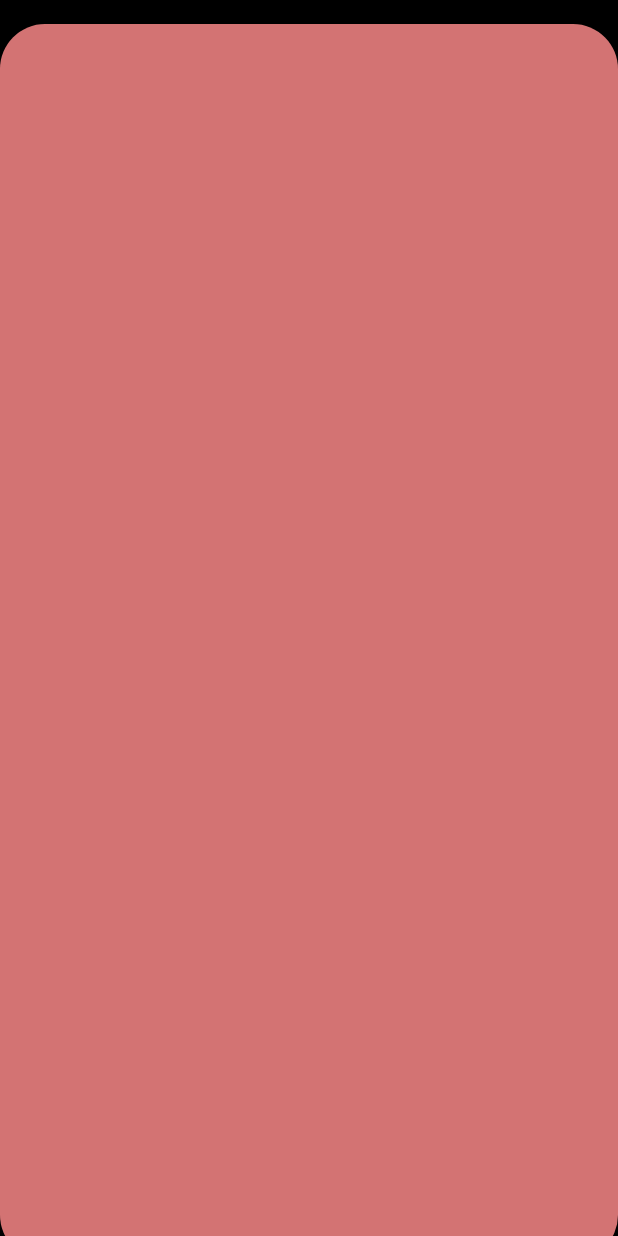
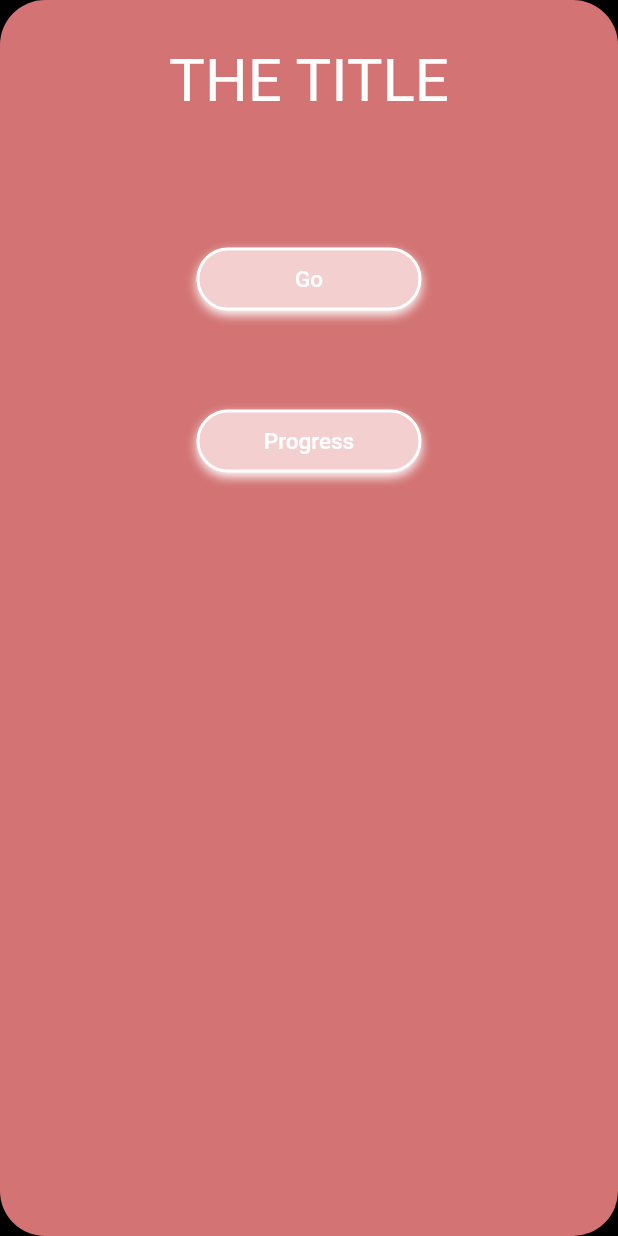
Before and after one commit to SamLovesCoding2/dubhacks21, a Flutter app: the screen it shows after launch, on a phone screen of 412 x 824 dp. Run offline on Flutter 3.47's test engine with Material 2 defaults, Android fonts, the phone set to English and light mode, and no system bars.

Commit message:
basic buttons

```diff
--- a/hackproject/lib/pages/mainpage.dart
+++ b/hackproject/lib/pages/mainpage.dart
@@ -1,4 +1,5 @@
 import 'package:flutter/material.dart';
+import 'package:hackproject/pages/baby.dart';
 
 class MainPage extends StatefulWidget {
   const MainPage({Key? key}) : super(key: key);
@@ -11,13 +12,10 @@ class _MainPageState extends State<MainPage> {
   @override
   Widget build(BuildContext context) {
     Size _size = MediaQuery.of(context).size;
-    return Center(
-      child: Column(
-        children: [
-          Container(child: Text("")),
-          Container(
+    return SizedBox(
       width: _size.width,
       height: _size.height,
+      child: Container(
         decoration: const BoxDecoration(
           borderRadius: BorderRadius.all(Radius.circular(30)),
           boxShadow: [
@@ -29,19 +27,106 @@ class _MainPageState extends State<MainPage> {
           ],
           color: Color(0xffD37373),
         ),
+        child: ListView(
+          scrollDirection: Axis.vertical,
+          children: [
+            Center(
+              child: Column(
+                children: [
+                  Container(
+                    alignment: Alignment.center,
+                    margin: const EdgeInsets.only(top: 30, bottom: 50),
+                    child: const Text(
+                      "THE TITLE",
+                      style: TextStyle(color: Color(0xffFFFFFF), fontSize: 40),
                     ),
-          // Container(
-          //   alignment: Alignment.center,
-          //   child: TextButton(onPressed: () {
-          //     Navigator.push(
-          //       context,
-          //       MaterialPageRoute(
-          //         builder: (context) => null,
-          //       ),
-          //     );
-          //   }, child: Container(child: Text(),),)
-          // )
+                  ),
+                  Container(
+                    alignment: Alignment.center,
+                    margin: const EdgeInsets.only(top: 30, bottom: 50),
+                    child: TextButton(
+                      onPressed: () {
+                        Navigator.push(
+                          context,
+                          MaterialPageRoute(
+                            builder: (context) => const Baby(),
+                          ),
+                        );
+                      },
+                      child: Container(
+                        width: 150,
+                        alignment: Alignment.center,
+                        padding: const EdgeInsets.all(10),
+                        decoration: BoxDecoration(
+                          borderRadius: const BorderRadius.all(
+                            Radius.circular(30),
+                          ),
+                          border: Border.all(
+                            color: const Color(0xffFFFFFF),
+                            width: 2,
+                          ),
+                          boxShadow: const [
+                            BoxShadow(
+                                color: Color(0xffFFFFFF),
+                                offset: Offset(0, 3),
+                                blurRadius: 5,
+                                spreadRadius: 0)
                           ],
+                          color: const Color(0xffF3CFCF),
+                        ),
+                        child: const Text(
+                          "Go",
+                          style:
+                              TextStyle(color: Color(0xffFFFFFF), fontSize: 15),
+                        ),
+                      ),
+                    ),
+                  ),
+                  Container(
+                    alignment: Alignment.center,
+                    child: TextButton(
+                      onPressed: () {
+                        Navigator.push(
+                          context,
+                          MaterialPageRoute(
+                            builder: (context) => const Baby(),
+                          ),
+                        );
+                      },
+                      child: Container(
+                        width: 150,
+                        alignment: Alignment.center,
+                        padding: const EdgeInsets.all(10),
+                        decoration: BoxDecoration(
+                          borderRadius: const BorderRadius.all(
+                            Radius.circular(30),
+                          ),
+                          border: Border.all(
+                            color: const Color(0xffFFFFFF),
+                            width: 2,
+                          ),
+                          boxShadow: const [
+                            BoxShadow(
+                                color: Color(0xffFFFFFF),
+                                offset: Offset(0, 3),
+                                blurRadius: 5,
+                                spreadRadius: 0)
+                          ],
+                          color: const Color(0xffF3CFCF),
+                        ),
+                        child: const Text(
+                          "Progress",
+                          style:
+                              TextStyle(color: Color(0xffFFFFFF), fontSize: 15),
+                        ),
+                      ),
+                    ),
+                  ),
+                ],
+              ),
+            ),
+          ],
+        ),
       ),
     );
   }
```
Also changed, not shown: 2 other files. Lines whose indentation alone changed are shown as unchanged.
